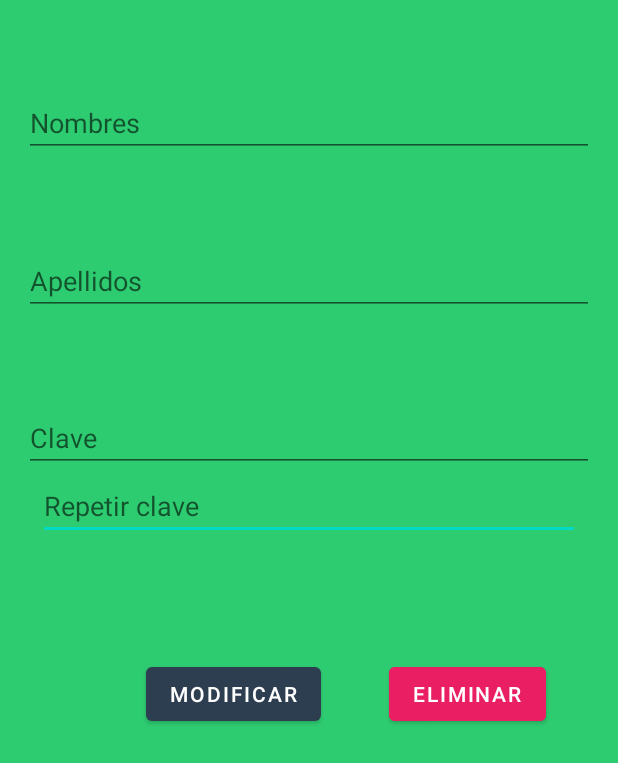
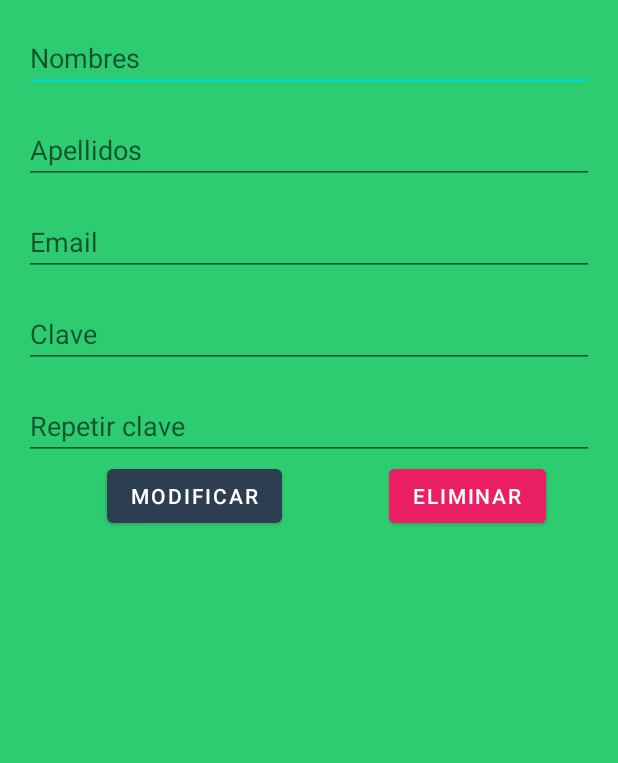
Before and after one commit to Seba271/pnk_prueba1, an Android app: the ModificarEliminar screen opened directly, with no data from a screen before it, on a phone screen of 412 x 824 dp. Shown: the top 763 px of the screen. Run offline under Robolectric (Android 15) with nearby library versions, the phone set to English and light mode, and no system bars; libraries missing offline, so code that uses them is left out: cn.pedant.

Commit message:
agregue alertas sweet alert para el registro de usuarios en el campo email, solucione problemas de modificar campos como email el cual no se permitia y validaciones de formulaciones

```diff
--- a/app/src/main/res/layout/activity_modificar_eliminar.xml
+++ b/app/src/main/res/layout/activity_modificar_eliminar.xml
@@ -8,28 +8,14 @@
     tools:context=".ModificarEliminar">
 
     <EditText
-        android:id="@+id/txtrepclavemod"
-        android:layout_width="361dp"
-        android:layout_height="wrap_content"
-        android:hint="Repetir clave"
-        android:inputType="textPassword"
-        app:layout_constraintBottom_toBottomOf="parent"
-        app:layout_constraintEnd_toEndOf="parent"
-        app:layout_constraintStart_toStartOf="parent"
-        app:layout_constraintTop_toBottomOf="@+id/txtclavemod"
-        app:layout_constraintVertical_bias="0.0" />
-
-    <EditText
         android:id="@+id/txtnombremod"
         android:layout_width="0dp"
         android:layout_height="wrap_content"
         android:layout_margin="16dp"
-        android:layout_marginBottom="96dp"
         android:hint="Nombres"
-        app:layout_constraintBottom_toTopOf="@+id/txtapellidomod"
-        app:layout_constraintEnd_toEndOf="parent"
+        app:layout_constraintTop_toTopOf="parent"
         app:layout_constraintStart_toStartOf="parent"
-        app:layout_constraintTop_toTopOf="parent" />
+        app:layout_constraintEnd_toEndOf="parent" />
 
     <EditText
         android:id="@+id/txtapellidomod"
@@ -37,11 +23,20 @@
         android:layout_height="wrap_content"
         android:layout_margin="16dp"
         android:hint="Apellidos"
-        app:layout_constraintBottom_toTopOf="@+id/txtnombremod"
-        app:layout_constraintEnd_toEndOf="parent"
-        app:layout_constraintHorizontal_bias="0.0"
+        app:layout_constraintTop_toBottomOf="@id/txtnombremod"
         app:layout_constraintStart_toStartOf="parent"
-        app:layout_constraintTop_toBottomOf="@id/txtclavemod" />
+        app:layout_constraintEnd_toEndOf="parent" />
+
+    <EditText
+        android:id="@+id/txtemailmod"
+        android:layout_width="0dp"
+        android:layout_height="wrap_content"
+        android:layout_margin="16dp"
+        android:hint="Email"
+        android:inputType="textEmailAddress"
+        app:layout_constraintTop_toBottomOf="@id/txtapellidomod"
+        app:layout_constraintStart_toStartOf="parent"
+        app:layout_constraintEnd_toEndOf="parent" />
 
     <EditText
         android:id="@+id/txtclavemod"
@@ -50,23 +45,31 @@
         android:layout_margin="16dp"
         android:hint="Clave"
         android:inputType="textPassword"
-        app:layout_constraintBottom_toBottomOf="parent"
-        app:layout_constraintEnd_toEndOf="parent"
+        app:layout_constraintTop_toBottomOf="@id/txtemailmod"
         app:layout_constraintStart_toStartOf="parent"
-        app:layout_constraintTop_toTopOf="parent"
-        app:layout_constraintVertical_bias="0.339" />
+        app:layout_constraintEnd_toEndOf="parent" />
+
+    <EditText
+        android:id="@+id/txtrepclavemod"
+        android:layout_width="0dp"
+        android:layout_height="wrap_content"
+        android:layout_margin="16dp"
+        android:hint="Repetir clave"
+        android:inputType="textPassword"
+        app:layout_constraintTop_toBottomOf="@id/txtclavemod"
+        app:layout_constraintStart_toStartOf="parent"
+        app:layout_constraintEnd_toEndOf="parent" />
 
     <Button
         android:id="@+id/btn_modificar"
         android:layout_width="wrap_content"
         android:layout_height="wrap_content"
         android:text="Modificar"
+        app:layout_constraintTop_toBottomOf="@id/txtrepclavemod"
+        app:layout_constraintStart_toStartOf="parent"
+        app:layout_constraintEnd_toStartOf="@+id/btn_eliminar"
         app:layout_constraintBottom_toBottomOf="parent"
-        app:layout_constraintEnd_toStartOf="@+id/btn_eliminar"
-        app:layout_constraintHorizontal_bias="0.68"
-        app:layout_constraintStart_toStartOf="parent"
-        app:layout_constraintTop_toTopOf="parent"
-        app:layout_constraintVertical_bias="0.565" />
+        app:layout_constraintVertical_bias="0.0" />
 
     <Button
         android:id="@+id/btn_eliminar"
@@ -75,8 +78,9 @@
         android:layout_marginEnd="48dp"
         android:backgroundTint="#E91E63"
         android:text="Eliminar"
+        app:layout_constraintTop_toBottomOf="@id/txtrepclavemod"
+        app:layout_constraintEnd_toEndOf="parent"
         app:layout_constraintBottom_toBottomOf="parent"
-        app:layout_constraintEnd_toEndOf="parent"
-        app:layout_constraintTop_toTopOf="parent"
-        app:layout_constraintVertical_bias="0.565" />
+        app:layout_constraintVertical_bias="0.0" />
+
 </androidx.constraintlayout.widget.ConstraintLayout>
```
Also changed, not shown: app/src/main/java/com/example/webservice/ModificarEliminar.kt (+76 -10 lines), app/src/main/java/com/example/webservice/MostrarUsuarios.kt (+15 -17 lines), app/src/main/java/com/example/webservice/Registrar.kt (+25 -6 lines).
